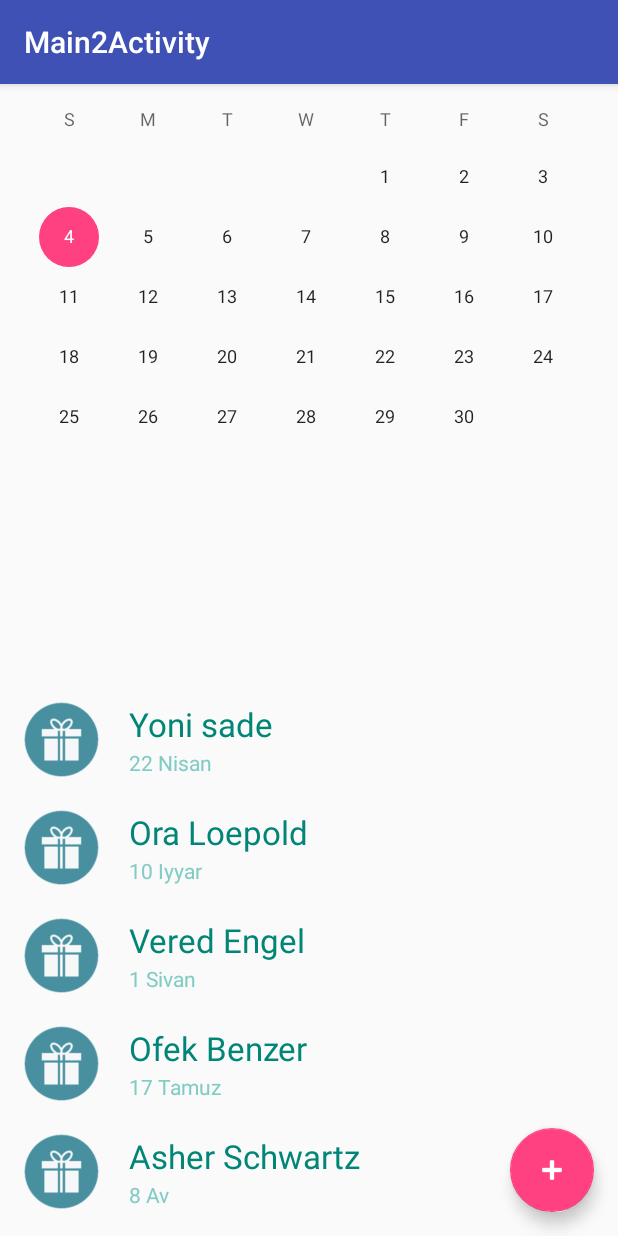
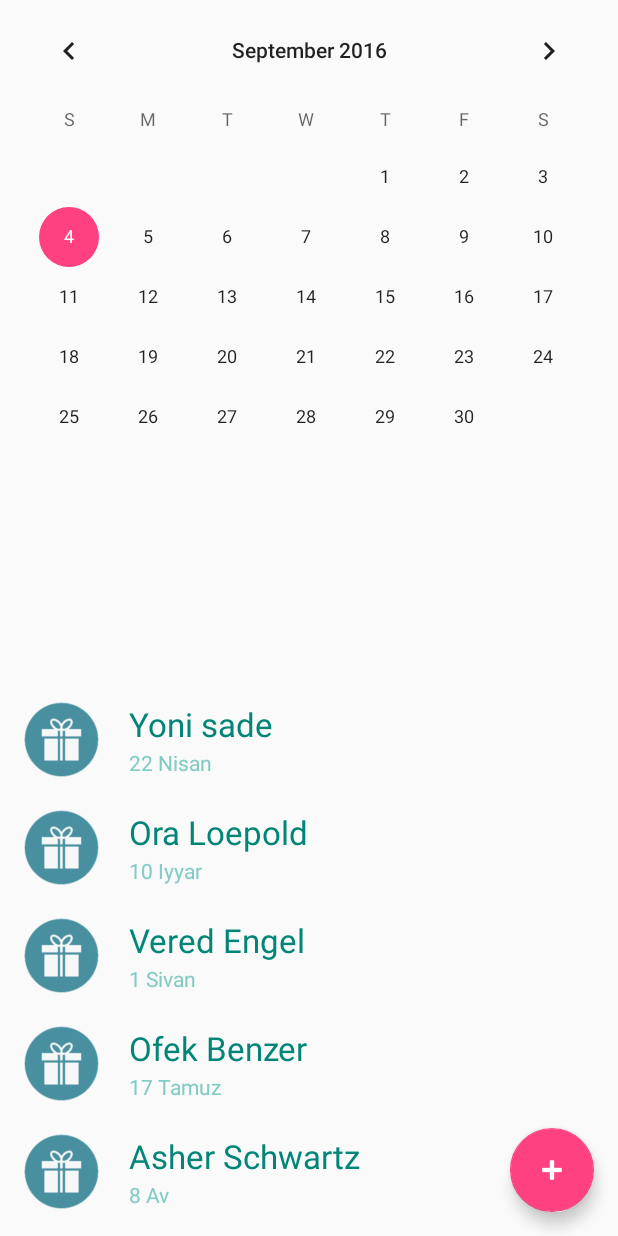
Before and after one commit to ydotco/HebrewBirthdayReminder, an Android app: the screen it shows after launch (Main2Activity), on a phone screen of 412 x 824 dp. Run offline under Robolectric (Android 15) with nearby library versions, the phone set to English and light mode, and no system bars; 4 statements that could not run were skipped.

Commit message:
got rid of the title bar

```diff
--- a/app/src/main/AndroidManifest.xml
+++ b/app/src/main/AndroidManifest.xml
@@ -23,10 +23,7 @@
             android:name=".Main2Activity"
             android:label="@string/title_activity_main2"
             android:theme="@style/AppTheme"></activity>
-        <activity
-            android:name=".test"
-            android:label="@string/title_activity_test"
-            android:theme="@style/AppTheme"></activity>
+        <activity android:name=".ContactList"></activity>
     </application>
 
 </manifest>
--- a/app/src/main/java/com/ydotco/hebrewbirthdayreminder/Main2Activity.java
+++ b/app/src/main/java/com/ydotco/hebrewbirthdayreminder/Main2Activity.java
@@ -26,11 +26,11 @@ public class Main2Activity extends AppCompatActivity implements View.OnClickList
 
     @Override
     protected void onCreate(Bundle savedInstanceState) {
-        requestWindowFeature(android.view.Window.FEATURE_NO_TITLE);
         super.onCreate(savedInstanceState);
         setContentView(R.layout.activity_main2);
-        Toolbar toolbar = (Toolbar) findViewById(R.id.toolbar);
-        setSupportActionBar(toolbar);
+
+        hideTitleBar();
+
         calendarView = (CalendarView) findViewById(R.id.calendarView);
         recyclerView = (RecyclerView) findViewById(R.id.rvCalendarContacts);
 
@@ -57,6 +57,12 @@ public class Main2Activity extends AppCompatActivity implements View.OnClickList
         fab1.setOnClickListener(this);
         fab2.setOnClickListener(this);
 
+    }
+
+    private void hideTitleBar() {
+        Toolbar toolbar = (Toolbar) findViewById(R.id.toolbar);
+        setSupportActionBar(toolbar);
+        getSupportActionBar().hide();
     }
 
     //setting up a list of contacts to be shown at the listview
@@ -114,6 +120,7 @@ public class Main2Activity extends AppCompatActivity implements View.OnClickList
                 break;
             case R.id.fab1:
                 Toast.makeText(Main2Activity.this, "import manually", Toast.LENGTH_SHORT).show();
+
                 break;
             case R.id.fab2:
                 Toast.makeText(Main2Activity.this, "import from facebook", Toast.LENGTH_SHORT).show();
--- a/app/src/main/res/layout/content_test.xml
+++ b/app/src/main/res/layout/activity_contact_list.xml
@@ -1,6 +1,5 @@
 <?xml version="1.0" encoding="utf-8"?>
 <RelativeLayout xmlns:android="http://schemas.android.com/apk/res/android"
-    xmlns:app="http://schemas.android.com/apk/res-auto"
     xmlns:tools="http://schemas.android.com/tools"
     android:layout_width="match_parent"
     android:layout_height="match_parent"
@@ -8,8 +7,6 @@
     android:paddingLeft="@dimen/activity_horizontal_margin"
     android:paddingRight="@dimen/activity_horizontal_margin"
     android:paddingTop="@dimen/activity_vertical_margin"
-    app:layout_behavior="@string/appbar_scrolling_view_behavior"
-    tools:context="com.ydotco.hebrewbirthdayreminder.test"
-    tools:showIn="@layout/activity_test">
+    tools:context="com.ydotco.hebrewbirthdayreminder.ContactList">
 
 </RelativeLayout>
--- a/app/src/main/res/layout/activity_main2.xml
+++ b/app/src/main/res/layout/activity_main2.xml
@@ -6,6 +6,7 @@
     android:layout_width="match_parent"
     android:layout_height="match_parent"
     android:fitsSystemWindows="true"
+
     tools:context="com.ydotco.hebrewbirthdayreminder.Main2Activity">
 
         <android.support.design.widget.AppBarLayout
@@ -34,12 +35,12 @@
         android:layout_marginRight="@dimen/fab_margin"
         android:visibility="invisible"
         app:elevation="6dp"
-        app:backgroundTint="@color/colorFAB2"
+        app:backgroundTint="@color/colorFabTwo"
         app:pressedTranslationZ="12dp"
-        android:src="@drawable/facebook_add" />
+        android:src="@drawable/ic_facebook_add" />
 
     <android.support.design.widget.FloatingActionButton
-        app:backgroundTint="@color/colorFAB1"
+        app:backgroundTint="@color/colorFabOne"
         android:id="@+id/fab1"
         android:layout_width="wrap_content"
         android:layout_height="wrap_content"
@@ -49,7 +50,7 @@
         android:visibility="invisible"
         app:elevation="6dp"
         app:pressedTranslationZ="12dp"
-        android:src="@drawable/account_plus" />
+        android:src="@drawable/ic_account_plus" />
 
     <android.support.design.widget.FloatingActionButton
         android:id="@+id/fab"
--- a/app/src/main/res/values-v21/styles.xml
+++ b/app/src/main/res/values-v21/styles.xml
@@ -1,4 +1,14 @@
 <resources>
+
+    <style name="AppTheme" parent="Theme.AppCompat.Light.NoActionBar">
+        <!-- Customize your theme here. -->
+        <item name="colorPrimary">@color/colorPrimary</item>
+        <item name="colorPrimaryDark">@color/colorPrimaryDark</item>
+        <item name="colorAccent">@color/colorAccent</item>
+        <item name="android:windowActionBar">false</item>
+        <item name="android:windowNoTitle">true</item>
+    </style>
+
 
     <style name="AppTheme.NoActionBar">
         <item name="windowActionBar">false</item>
--- a/app/src/main/res/values/colors.xml
+++ b/app/src/main/res/values/colors.xml
@@ -3,6 +3,6 @@
     <color name="colorPrimary">#3F51B5</color>
     <color name="colorPrimaryDark">#303F9F</color>
     <color name="colorAccent">#FF4081</color>
-    <color name="colorFAB1">#E040FB</color>
-    <color name="colorFAB2">#2196F3</color>
+    <color name="colorFabOne">#E040FB</color>
+    <color name="colorFabTwo">#2196F3</color>
 </resources>
```
Also changed, not shown: app/src/main/java/com/ydotco/hebrewbirthdayreminder/ContactList.java (added, +13 -0 lines), app/src/main/java/com/ydotco/hebrewbirthdayreminder/test.java (deleted, +0 -29 lines), app/src/main/res/layout/activity_test.xml (deleted, +0 -34 lines), app/src/main/res/drawable/ic_account_plus.png (added), app/src/main/res/drawable/ic_facebook_add.png (added).
